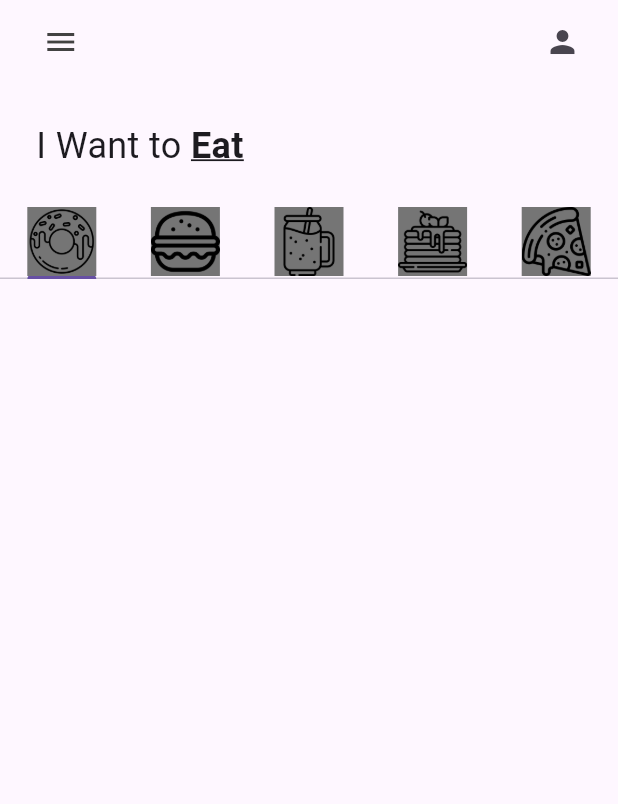
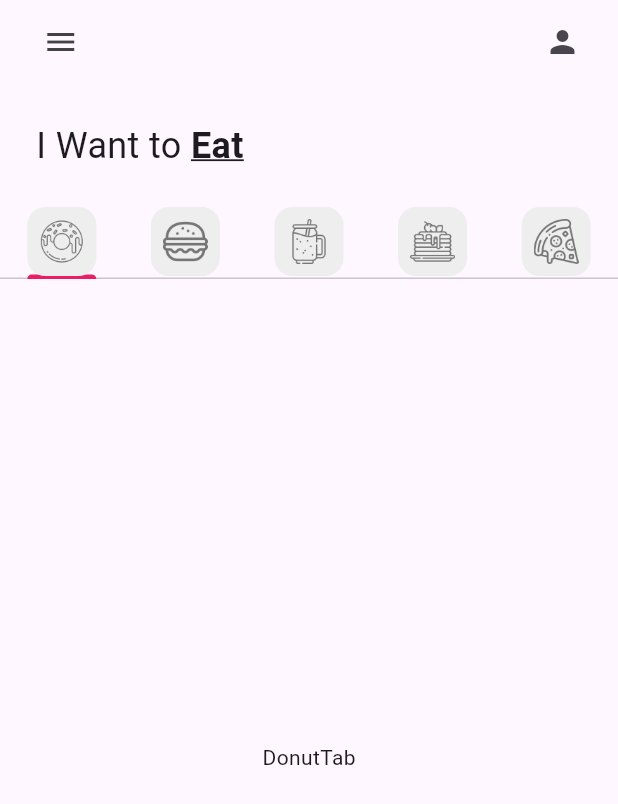
Before and after one commit to xBocos/p1_donut_app_leonardo_bocos, a Flutter app: the screen it shows after launch, on a phone screen of 412 x 824 dp. Shown: the top 804 px of the screen. Run offline on Flutter 3.47's test engine with Material 3 defaults, Android fonts, the light colour scheme and no system bars.

Commit message:
Rockytec tabBar added

```diff
--- a/lib/main.dart
+++ b/lib/main.dart
@@ -10,6 +10,9 @@
 
   @override
   Widget build(BuildContext context) {
-    return const MaterialApp(home: HomePage());
+    return MaterialApp(
+        home: const HomePage(),
+        theme: ThemeData(
+            tabBarTheme: const TabBarTheme(indicatorColor: Colors.pink)));
   }
 }
--- a/lib/pages/home_pages.dart
+++ b/lib/pages/home_pages.dart
@@ -1,5 +1,11 @@
 import 'package:flutter/material.dart';
 import 'package:p1_donut_app_leonardo_bocos/utils/my_tab.dart';
+
+import '../tab/burger_tab.dart';
+import '../tab/donut_tab.dart';
+import '../tab/pizza_tab.dart';
+import '../tab/smoothie_tab.dart';
+import '../tab/pancake_tab.dart';
 
 class HomePage extends StatefulWidget {
   const HomePage({super.key});
@@ -72,10 +78,18 @@
               ),
             ),
             //Tab bar
-            TabBar(tabs: myTabs)
+            TabBar(tabs: myTabs),
             //Tab bar view
-
-            //Total del carrito
+            const Expanded(
+                child: TabBarView(children: [
+              DonutTab(),
+              BurgerTab(),
+              SmoothieTab(),
+              PanCakeTab(),
+              PizzaTab(),
+            ])
+                //Total del carrito
+                )
           ],
         ),
       ),
--- /dev/null
+++ b/lib/tab/donut_tab.dart
@@ -0,0 +1,10 @@
+import 'package:flutter/material.dart';
+
+class DonutTab extends StatelessWidget {
+  const DonutTab({super.key});
+
+  @override
+  Widget build(BuildContext context) {
+    return const Center(child: Text("DonutTab"));
+  }
+}
--- a/lib/utils/my_tab.dart
+++ b/lib/utils/my_tab.dart
@@ -7,7 +7,15 @@
   @override
   Widget build(BuildContext context) {
     return Tab(
-      child: Container(color: Colors.grey[600], child: Image.asset(iconPath)),
+      child: Container(
+        padding: const EdgeInsets.all(8),
+        decoration: BoxDecoration(
+            color: Colors.grey[200], borderRadius: BorderRadius.circular(12)),
+        child: Image.asset(
+          iconPath,
+          color: Colors.grey[600],
+        ),
+      ),
     );
   }
 }
```
Also changed, not shown: lib/tab/burger_tab.dart (added, +10 -0 lines), lib/tab/pancake_tab.dart (added, +10 -0 lines), lib/tab/pizza_tab.dart (added, +10 -0 lines), lib/tab/smoothie_tab.dart (added, +10 -0 lines).
